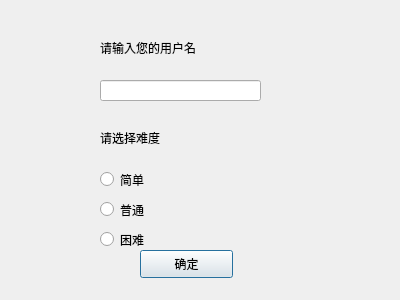
First picture: the form in dialog_newgame.ui, repository WCIofQMandRA/Protect-the-Planet, before the edit.
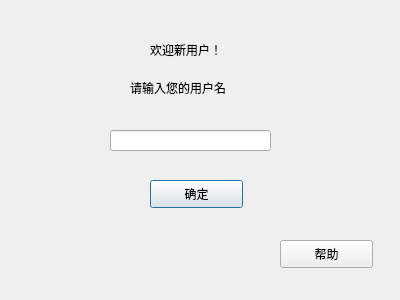
Second picture: the form after the edit.

Patch:
```diff
--- a/dialog_newgame.ui
+++ b/dialog_newgame.ui
@@ -16,8 +16,8 @@
   <widget class="QLabel" name="label_user">
    <property name="geometry">
     <rect>
-     <x>100</x>
-     <y>40</y>
+	 <x>130</x>
+	 <y>80</y>
      <width>171</width>
      <height>16</height>
     </rect>
@@ -29,70 +29,18 @@
   <widget class="QLineEdit" name="nameedit">
    <property name="geometry">
     <rect>
-     <x>100</x>
-     <y>80</y>
+	 <x>110</x>
+	 <y>130</y>
      <width>161</width>
      <height>21</height>
     </rect>
    </property>
   </widget>
-  <widget class="QLabel" name="label_dif">
-   <property name="geometry">
-    <rect>
-     <x>100</x>
-     <y>130</y>
-     <width>91</width>
-     <height>16</height>
-    </rect>
-   </property>
-   <property name="text">
-    <string>请选择难度</string>
-   </property>
-  </widget>
-  <widget class="QRadioButton" name="dif_1">
-   <property name="geometry">
-    <rect>
-     <x>100</x>
-     <y>170</y>
-     <width>115</width>
-     <height>19</height>
-    </rect>
-   </property>
-   <property name="text">
-    <string>简单</string>
-   </property>
-  </widget>
-  <widget class="QRadioButton" name="dif_3">
-   <property name="geometry">
-    <rect>
-     <x>100</x>
-     <y>230</y>
-     <width>115</width>
-     <height>19</height>
-    </rect>
-   </property>
-   <property name="text">
-    <string>困难</string>
-   </property>
-  </widget>
-  <widget class="QRadioButton" name="dif_2">
-   <property name="geometry">
-    <rect>
-     <x>100</x>
-     <y>200</y>
-     <width>115</width>
-     <height>19</height>
-    </rect>
-   </property>
-   <property name="text">
-    <string>普通</string>
-   </property>
-  </widget>
   <widget class="QPushButton" name="but_sure">
    <property name="geometry">
     <rect>
-     <x>140</x>
-     <y>250</y>
+	 <x>150</x>
+	 <y>180</y>
      <width>93</width>
      <height>28</height>
     </rect>
@@ -101,6 +49,32 @@
     <string>确定</string>
    </property>
   </widget>
+  <widget class="QPushButton" name="pushButton">
+   <property name="geometry">
+	<rect>
+	 <x>280</x>
+	 <y>240</y>
+	 <width>93</width>
+	 <height>28</height>
+	</rect>
+   </property>
+   <property name="text">
+	<string>帮助</string>
+   </property>
+  </widget>
+  <widget class="QLabel" name="label">
+   <property name="geometry">
+	<rect>
+	 <x>150</x>
+	 <y>40</y>
+	 <width>91</width>
+	 <height>20</height>
+	</rect>
+   </property>
+   <property name="text">
+	<string>欢迎新用户！</string>
+   </property>
+  </widget>
  </widget>
  <resources/>
  <connections/>
```
Lines whose indentation alone changed are shown as unchanged.
